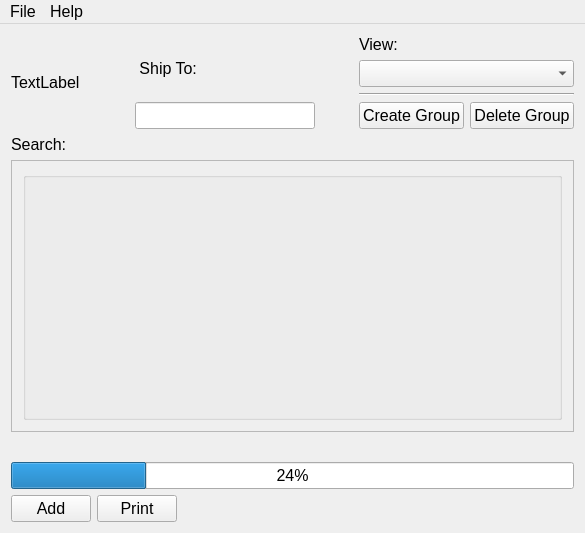
Jared-Gross/DXF-to-PNG-Converter, file UI/mainwindow.ui: the form before one commit.
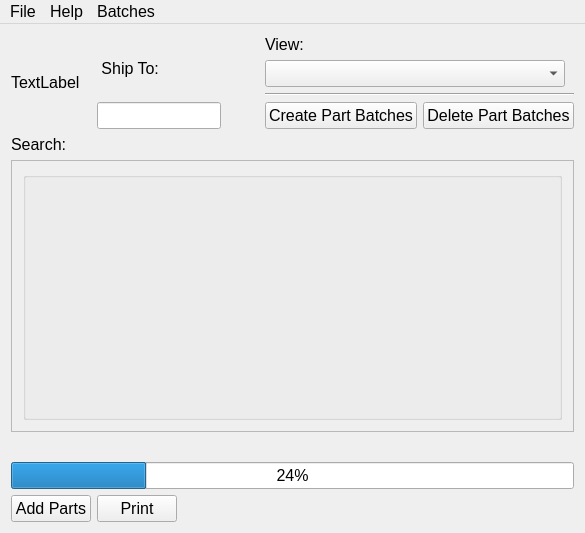
The form after the commit.

```diff
--- a/UI/mainwindow.ui
+++ b/UI/mainwindow.ui
@@ -133,14 +133,14 @@
           <item>
            <widget class="QPushButton" name="btnCreateBatch">
             <property name="text">
-             <string>Create Group</string>
+             <string>Create Part Batches</string>
             </property>
            </widget>
           </item>
           <item>
            <widget class="QPushButton" name="btnDeleteBatch">
             <property name="text">
-             <string>Delete Group</string>
+             <string>Delete Part Batches</string>
             </property>
            </widget>
           </item>
@@ -236,7 +236,7 @@
          </size>
         </property>
         <property name="text">
-         <string>Add</string>
+         <string>Add Parts</string>
         </property>
        </widget>
       </item>
@@ -276,7 +276,7 @@
      <x>0</x>
      <y>0</y>
      <width>585</width>
-     <height>20</height>
+     <height>29</height>
     </rect>
    </property>
    <widget class="QMenu" name="menuFile">
@@ -300,8 +300,25 @@
     <addaction name="actionAbout_Qt"/>
     <addaction name="actionAbout_3"/>
    </widget>
+   <widget class="QMenu" name="menuBatches">
+    <property name="title">
+     <string>Batches</string>
+    </property>
+    <widget class="QMenu" name="menu_Load_Batch">
+     <property name="title">
+      <string>&amp;Load Batch</string>
+     </property>
+     <addaction name="separator"/>
+    </widget>
+    <addaction name="actionCreate_Batch_2"/>
+    <addaction name="menu_Load_Batch"/>
+    <addaction name="actionDelete_Batch_2"/>
+    <addaction name="separator"/>
+    <addaction name="action_Save_As"/>
+   </widget>
    <addaction name="menuFile"/>
    <addaction name="menuHelp"/>
+   <addaction name="menuBatches"/>
   </widget>
   <action name="actionExport">
    <property name="text">
```
Left out of the diff: 24 changed lines with no effect on the pictures.
